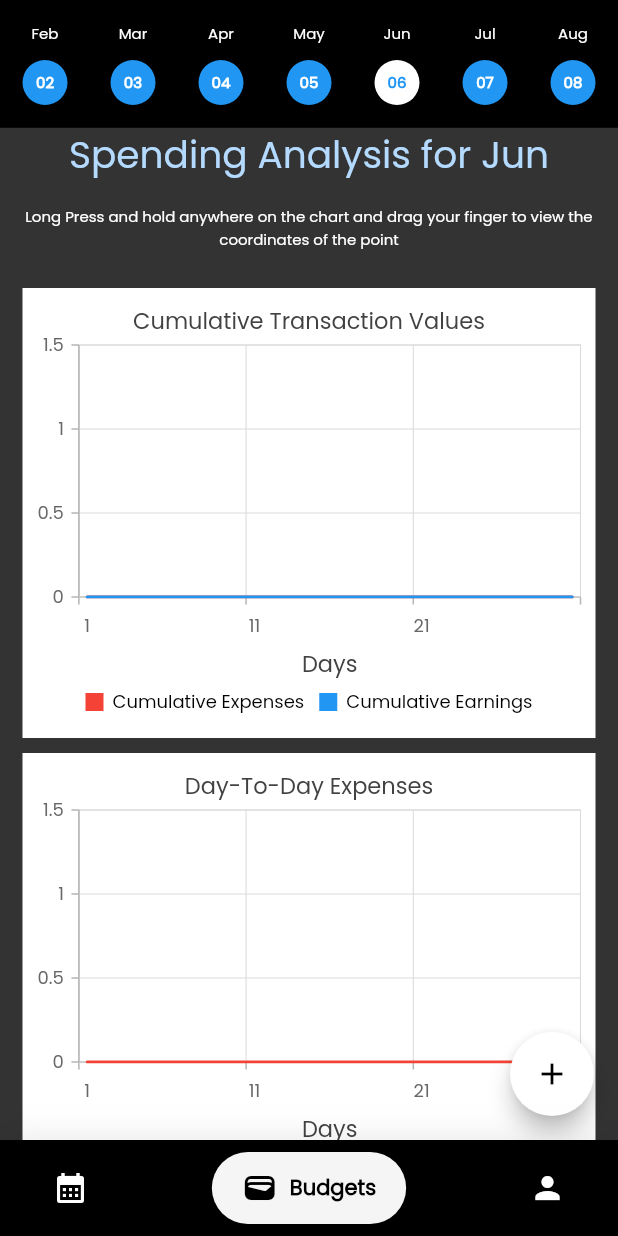
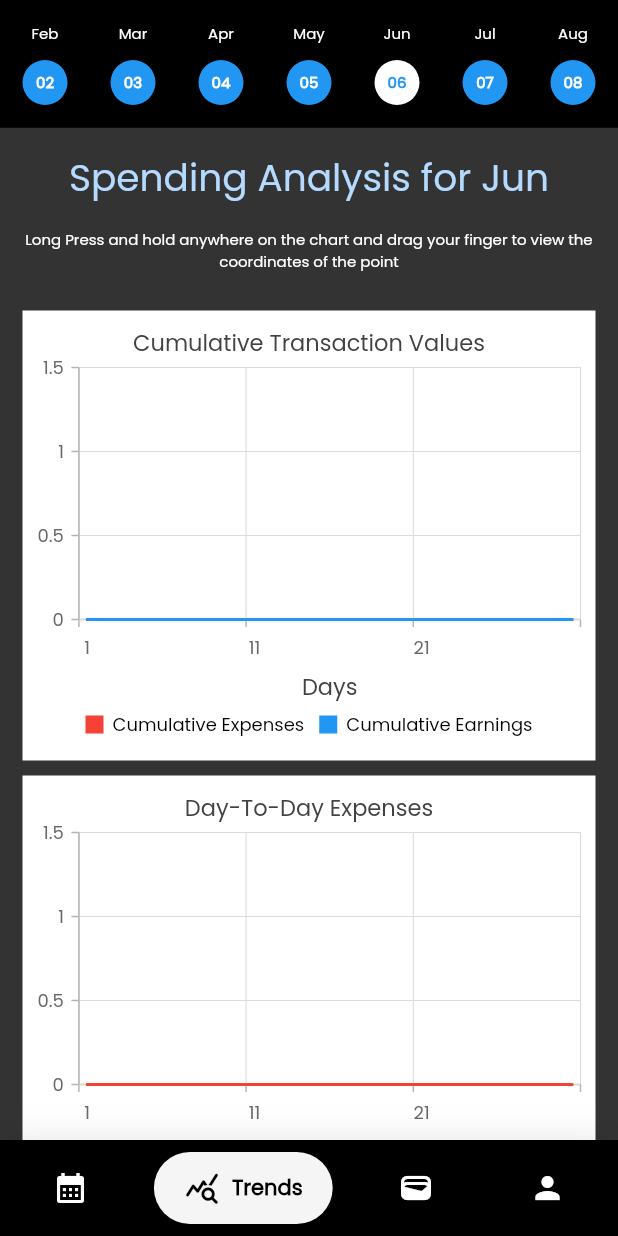
Before and after one commit to LieutPaul/Kanjoosmaster, a Flutter app: the screen it shows once a user with an empty profile is signed in, item 2 of the bottom bar chosen, on a phone screen of 412 x 824 dp. Run offline on Flutter 3.47's test engine with Material 2 defaults, Android fonts, the phone set to English and light mode, and no system bars; drawn by our look-alikes of google_nav_bar; our stand-ins replace cloud_firestore, email_validator, file_picker, firebase_auth, firebase_core, firebase_storage and 4 more; missing offline and left inert: flutter_downloader; accounts and stored records are empty.

Commit message:
Separated Budgets and Stats Page

```diff
--- a/lib/components/analysis_chart.dart
+++ b/lib/components/analysis_chart.dart
@@ -20,6 +20,9 @@ class _SpendingAnalysisState extends State<SpendingAnalysis> {
   Future<void> getLineSeries() async {
     Map<String, int> expenses = {};
     Map<String, int> earnings = {};
+    cumExp = []; // Cumulative Expenses
+    exp = [];
+    ear = [];
     var doc = await FirebaseFirestore.instance.collection("Expenses").get();
     for (var expense in doc.docs) {
       if (expense["Users"].contains(currentUser!.email) &&
@@ -67,8 +70,8 @@ class _SpendingAnalysisState extends State<SpendingAnalysis> {
             return Column(
               children: [
                 Padding(
-                  padding:
-                      const EdgeInsets.only(left: 15, right: 15, bottom: 15),
+                  padding: const EdgeInsets.only(
+                      left: 15, right: 15, bottom: 15, top: 15),
                   child: Text(
                       "Spending Analysis for ${widget.selectedMonth.substring(0, 3)}",
                       style: const TextStyle(
@@ -138,6 +141,7 @@ class _SpendingAnalysisState extends State<SpendingAnalysis> {
                         color: Colors.red),
                   ],
                 ),
+                const SizedBox(height: 50)
               ],
             );
           }),
--- a/lib/components/budget_wheels.dart
+++ b/lib/components/budget_wheels.dart
@@ -2,8 +2,7 @@ import 'package:cloud_firestore/cloud_firestore.dart';
 import 'package:firebase_auth/firebase_auth.dart';
 import 'package:flutter/material.dart';
 import 'package:percent_indicator/circular_percent_indicator.dart';
-
-import 'analysis_chart.dart';
+import '../helper.dart';
 import 'expense_component.dart';
 
 Widget circularBudgetChart(String id, String category, int spentAmount,
@@ -126,8 +125,8 @@ Widget circularBudgetChart(String id, String category, int spentAmount,
   );
 }
 
-Expanded getBudgetWheels(String selectedMonth, Map<String, num> expenseSums,
-    Map<String, List<dynamic>> listOfExpenses) {
+Expanded getBudgetWheels(String firstDate, String secondDate,
+    Map<String, num> expenseSums, Map<String, List<dynamic>> listOfExpenses) {
   final currentUser = FirebaseAuth.instance.currentUser;
   return Expanded(
       flex: 1,
@@ -144,13 +143,11 @@ Expanded getBudgetWheels(String selectedMonth, Map<String, num> expenseSums,
           } else {
             final data = snapshot.data?.data();
             final budgets = data?['Budgets'] as List<dynamic>?;
-            final List<Widget> expenseWidgets = [
-              SpendingAnalysis(selectedMonth: selectedMonth),
-              const SizedBox(height: 20)
-            ];
+            final List<Widget> expenseWidgets = [];
             expenseWidgets.add(Padding(
               padding: const EdgeInsets.only(left: 15, right: 15, bottom: 30),
-              child: Text("Budgets for $selectedMonth",
+              child: Text("Budgets for $firstDate - $secondDate",
+                  textAlign: TextAlign.center,
                   style: const TextStyle(
                       fontSize: 20, color: Color.fromARGB(255, 180, 218, 255))),
             ));
@@ -158,9 +155,11 @@ Expanded getBudgetWheels(String selectedMonth, Map<String, num> expenseSums,
             for (final budget in budgets!) {
               final category = budget['Category'];
               final budgetAmount = budget['Budget'];
-              final date = budget['Date'];
+              final budgetFirstdate = budget['FirstDate'];
+              final budgetSeconddate = budget['SecondDate'];
               final id = budget["Id"];
-              if (date == selectedMonth) {
+              if (isFirstDateBeforeOrSame(firstDate, budgetFirstdate) &&
+                  isFirstDateBeforeOrSame(budgetSeconddate, secondDate)) {
                 expenseWidgets.add(const SizedBox(height: 20));
                 if (expenseSums.keys.contains(category)) {
                   expenseWidgets.add(circularBudgetChart(id, category,
--- a/lib/screens/budgets_page.dart
+++ b/lib/screens/budgets_page.dart
@@ -1,8 +1,9 @@
 import 'package:cloud_firestore/cloud_firestore.dart';
 import 'package:firebase_auth/firebase_auth.dart';
 import 'package:flutter/material.dart';
-import 'package:intl/intl.dart';
+import 'package:fluttertoast/fluttertoast.dart';
 import 'package:kanjoosmaster/helper.dart';
+import 'package:kanjoosmaster/widgets/date_picker.dart';
 import '../components/add_budget.dart';
 import '../components/budget_wheels.dart';
 
@@ -15,12 +16,10 @@ class BudgetsWidget extends StatefulWidget {
 
 class _BudgetsWidgetState extends State<BudgetsWidget> {
   final currentUser = FirebaseAuth.instance.currentUser;
-  bool expensesFetched = false;
+  final firstDate = TextEditingController();
+  final secondDate = TextEditingController();
   Map<String, num> expenseSums = {};
   Map<String, List<dynamic>> listOfExpenses = {};
-  DateFormat formatter = DateFormat('MMM yyyy/MM');
-  String _selectedMonth = "";
-  List<String> months = [];
 
   Future<void> getSpentAmount() async {
     expenseSums = {};
@@ -29,8 +28,10 @@ class _BudgetsWidgetState extends State<BudgetsWidget> {
     for (var expense in doc.docs) {
       Map<String, dynamic> temp = expense.data();
       temp["Id"] = expense.id;
+      String expenseDate = convertDateFormat(expense["Date"]);
       if (expense["Users"].contains(currentUser!.email) &&
-          _selectedMonth.substring(4) == expense["Date"].substring(0, 7)) {
+          isFirstDateBeforeOrSame(firstDate.text, expenseDate) &&
+          isFirstDateBeforeOrSame(expenseDate, secondDate.text)) {
         if (expenseSums.keys.contains(expense["Category"]) == false) {
           expenseSums[expense["Category"]] = expense["Amount"];
           listOfExpenses[expense["Category"]] = [temp];
@@ -46,24 +47,21 @@ class _BudgetsWidgetState extends State<BudgetsWidget> {
   @override
   void initState() {
     super.initState();
-    _selectedMonth = formatter.format(DateTime.now());
-    getMonthsBeforeAndAfter(months);
+    firstDate.text = getFirstAndLastDatesOfMonth()[0];
+    secondDate.text = getFirstAndLastDatesOfMonth()[1];
   }
 
   @override
   Widget build(BuildContext context) {
     return Scaffold(
-      floatingActionButton: int.parse(_selectedMonth.substring(9)) >=
-              int.parse(formatter.format(DateTime.now()).substring(9))
-          ? FloatingActionButton(
-              backgroundColor: Colors.white,
-              onPressed: () => addBudget(context, _selectedMonth),
-              child: const Icon(
-                Icons.add,
-                color: Colors.black,
-              ),
-            )
-          : null,
+      floatingActionButton: FloatingActionButton(
+        backgroundColor: Colors.white,
+        onPressed: () => addBudget(context),
+        child: const Icon(
+          Icons.add,
+          color: Colors.black,
+        ),
+      ),
       backgroundColor: Colors.black.withOpacity(0.80),
       body: FutureBuilder<void>(
         future: getSpentAmount(),
@@ -97,68 +95,50 @@ class _BudgetsWidgetState extends State<BudgetsWidget> {
         mainAxisAlignment: MainAxisAlignment.start,
         children: [
           topBar(),
-          getBudgetWheels(_selectedMonth, expenseSums, listOfExpenses),
+          getBudgetWheels(
+              firstDate.text, secondDate.text, expenseSums, listOfExpenses),
         ]);
   }
 
   Container topBar() {
     return Container(
-      margin: const EdgeInsets.all(0),
-      color: Colors.black,
+      color: Colors.black.withOpacity(0.80),
       child: SafeArea(
         child: Container(
+          margin: const EdgeInsets.all(15),
           decoration: const BoxDecoration(
-            color: Colors.black,
+            borderRadius: BorderRadius.all(Radius.circular(20)),
+            color: Colors.white,
           ),
           child: Padding(
               padding: const EdgeInsets.all(15),
-              child: Row(
-                  mainAxisAlignment: MainAxisAlignment.spaceBetween,
-                  children: List.generate(7, (index) {
-                    return calendarCircle(index);
-                  }))),
+              child: Column(
+                children: [
+                  const Text(
+                    textAlign: TextAlign.center,
+                    "View All Expenses and Budgets between:",
+                    style: TextStyle(fontSize: 20),
+                  ),
+                  const SizedBox(height: 15),
+                  DatePicker(dateInput: firstDate, hintText: "First Date"),
+                  const SizedBox(height: 15),
+                  DatePicker(dateInput: secondDate, hintText: "Second Date"),
+                  const SizedBox(height: 15),
+                  ElevatedButton(
+                      onPressed: () {
+                        if (isFirstDateBeforeOrSame(
+                            firstDate.text, secondDate.text)) {
+                          setState(() {});
+                        } else {
+                          Fluttertoast.showToast(
+                              msg: "Enter Valid Dates Please");
+                        }
+                      },
+                      child: const Text("Confirm"))
+                ],
+              )),
         ),
       ),
     );
   }
-
-  Column calendarCircle(int index) {
-    return Column(
-      children: [
-        Text(
-          months[index].substring(0, 3),
-          style: const TextStyle(fontSize: 10, color: Colors.white),
-        ),
-        const SizedBox(height: 10),
-        GestureDetector(
-          onTap: () {
-            setState(() {
-              _selectedMonth = months[index];
-            });
-          },
-          child: Container(
-            width: 30,
-            height: 30,
-            decoration: BoxDecoration(
-              color:
-                  _selectedMonth == months[index] ? Colors.white : Colors.blue,
-              shape: BoxShape.circle,
-            ),
-            child: Center(
-              child: Text(
-                months[index].substring(9),
-                style: TextStyle(
-                  fontWeight: FontWeight.bold,
-                  fontSize: 10,
-                  color: _selectedMonth == months[index]
-                      ? Colors.blue
-                      : Colors.white,
-                ),
-              ),
-            ),
-          ),
-        ),
-      ],
-    );
-  }
 }
--- a/lib/screens/home_page.dart
+++ b/lib/screens/home_page.dart
@@ -3,6 +3,7 @@ import 'package:kanjoosmaster/screens/daily_page.dart';
 import 'package:flutter/material.dart';
 import 'package:google_nav_bar/google_nav_bar.dart';
 import 'package:kanjoosmaster/screens/profile_page.dart';
+import 'package:kanjoosmaster/screens/stats_page.dart';
 
 class HomePage extends StatefulWidget {
   const HomePage({super.key});
@@ -16,6 +17,7 @@ class HomePageState extends State<HomePage> {
 
   static const List<Widget> _widgetOptions = <Widget>[
     DailyPage(),
+    StatsPage(),
     BudgetsWidget(),
     ProfilePage()
   ];
@@ -66,6 +68,12 @@ class HomePageState extends State<HomePage> {
           text: 'Daily',
         ),
         GButton(
+          icon: Icons.query_stats_rounded,
+          iconColor: Colors.white,
+          textColor: Colors.black,
+          text: 'Trends',
+        ),
+        GButton(
           icon: Icons.wallet,
           iconColor: Colors.white,
           textColor: Colors.black,
--- /dev/null
+++ b/lib/screens/stats_page.dart
@@ -0,0 +1,109 @@
+import 'package:firebase_auth/firebase_auth.dart';
+import 'package:flutter/material.dart';
+import 'package:intl/intl.dart';
+import 'package:kanjoosmaster/helper.dart';
+import '../components/analysis_chart.dart';
+
+class StatsPage extends StatefulWidget {
+  const StatsPage({super.key});
+
+  @override
+  State<StatsPage> createState() => _StatsPageState();
+}
+
+class _StatsPageState extends State<StatsPage> {
+  final currentUser = FirebaseAuth.instance.currentUser;
+  bool expensesFetched = false;
+  Map<String, num> expenseSums = {};
+  Map<String, List<dynamic>> listOfExpenses = {};
+  DateFormat formatter = DateFormat('MMM yyyy/MM');
+  String _selectedMonth = "";
+  List<String> months = [];
+
+  @override
+  void initState() {
+    super.initState();
+    _selectedMonth = formatter.format(DateTime.now());
+    getMonthsBeforeAndAfter(months);
+  }
+
+  @override
+  Widget build(BuildContext context) {
+    return Scaffold(
+        backgroundColor: Colors.black.withOpacity(0.80), body: body());
+  }
+
+  Widget body() {
+    return Column(
+        crossAxisAlignment: CrossAxisAlignment.start,
+        mainAxisAlignment: MainAxisAlignment.start,
+        children: [
+          topBar(),
+          Expanded(
+              child: SingleChildScrollView(
+            child: SpendingAnalysis(selectedMonth: _selectedMonth),
+          ))
+        ]);
+  }
+
+  Container topBar() {
+    return Container(
+      margin: const EdgeInsets.all(0),
+      color: Colors.black,
+      child: SafeArea(
+        child: Container(
+          decoration: const BoxDecoration(
+            color: Colors.black,
+          ),
+          child: Padding(
+              padding: const EdgeInsets.all(15),
+              child: Row(
+                  mainAxisAlignment: MainAxisAlignment.spaceBetween,
+                  children: List.generate(7, (index) {
+                    return calendarCircle(index);
+                  }))),
+        ),
+      ),
+    );
+  }
+
+  Column calendarCircle(int index) {
+    return Column(
+      children: [
+        Text(
+          months[index].substring(0, 3),
+          style: const TextStyle(fontSize: 10, color: Colors.white),
+        ),
+        const SizedBox(height: 10),
+        GestureDetector(
+          onTap: () {
+            setState(() {
+              _selectedMonth = months[index];
+            });
+          },
+          child: Container(
+            width: 30,
+            height: 30,
+            decoration: BoxDecoration(
+              color:
+                  _selectedMonth == months[index] ? Colors.white : Colors.blue,
+              shape: BoxShape.circle,
+            ),
+            child: Center(
+              child: Text(
+                months[index].substring(9),
+                style: TextStyle(
+                  fontWeight: FontWeight.bold,
+                  fontSize: 10,
+                  color: _selectedMonth == months[index]
+                      ? Colors.blue
+                      : Colors.white,
+                ),
+              ),
+            ),
+          ),
+        ),
+      ],
+    );
+  }
+}
--- a/pubspec.yaml
+++ b/pubspec.yaml
@@ -53,6 +53,7 @@ dependencies:
   path_provider: ^2.0.15
   syncfusion_flutter_charts: ^22.1.34
   uuid: ^3.0.7
+  syncfusion_flutter_datepicker: ^22.1.34
 
 dev_dependencies:
   flutter_test:
```
Also changed, not shown: lib/components/add_budget.dart (+19 -8 lines), lib/helper.dart (+30 -0 lines), lib/widgets/date_picker.dart (added, +45 -0 lines), pubspec.lock.
